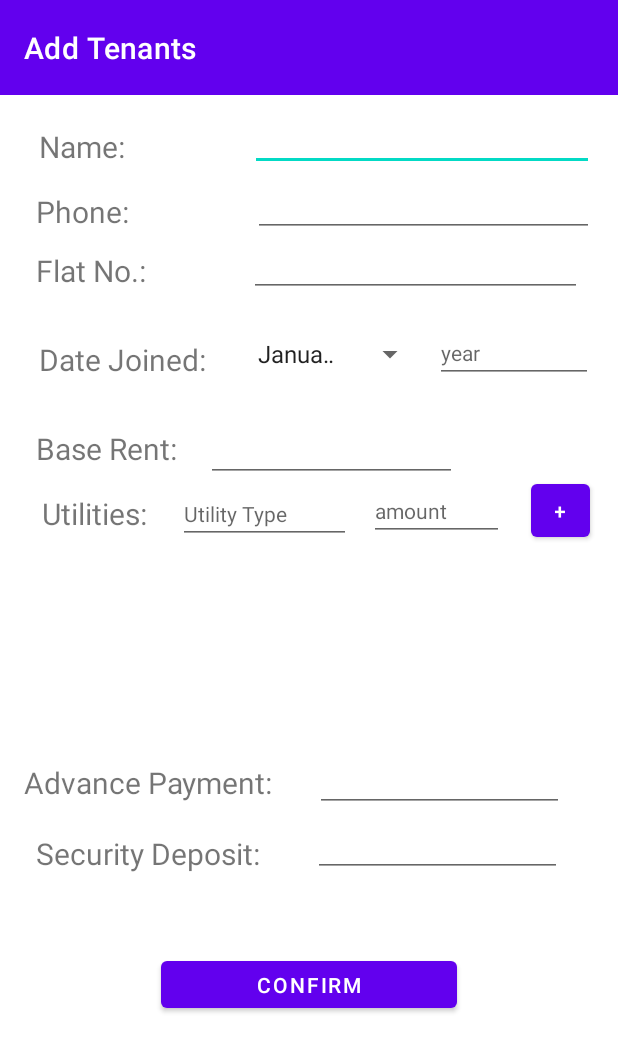
After one commit to mafu-rahman/Tenant-Management, an Android app: the layout add_tenant.xml on its own in the app's theme, with its tools: preview values and no code run, on a phone screen of 412 x 824 dp. The commit adds this screen. Shown: the top 1052 px of the screen. Run offline under Robolectric (Android 15) with nearby library versions, the phone set to English and light mode, and no system bars.

```diff
--- a/app/src/main/AndroidManifest.xml
+++ b/app/src/main/AndroidManifest.xml
@@ -10,7 +10,7 @@
         android:supportsRtl="true"
         android:theme="@style/Theme.TenantManagement">
         <activity
-            android:name=".MainActivity2"
+            android:name=".tenantViewMonthly"
             android:exported="false" />
         <activity
             android:name=".MainActivity"
--- a/app/src/main/java/com/tenantmanagement/app/MainActivity2.java
+++ b/app/src/main/java/com/tenantmanagement/app/tenantViewMonthly.java
@@ -4,11 +4,11 @@ import androidx.appcompat.app.AppCompatActivity;
 
 import android.os.Bundle;
 
-public class MainActivity2 extends AppCompatActivity {
+public class tenantViewMonthly extends AppCompatActivity {
 
     @Override
     protected void onCreate(Bundle savedInstanceState) {
         super.onCreate(savedInstanceState);
-        setContentView(R.layout.activity_main2);
+        setContentView(R.layout.activity_tenant_view_monthly);
     }
 }
--- a/app/src/main/java/model/Property.java
+++ b/app/src/main/java/model/Property.java
@@ -40,6 +40,10 @@ public class Property {
         return "Person not present.";
     }
 
+    public ArrayList<Person> getPerson(){
+        return this.person;
+    }
+
     public boolean isPersonPresent(Person p){
         for(int i=0; i<this.person.size(); i++){
             if(p == this.person.get(i))
--- a/app/src/main/res/layout/activity_main2.xml
+++ b/app/src/main/res/layout/activity_tenant_view_monthly.xml
@@ -4,6 +4,6 @@
     xmlns:tools="http://schemas.android.com/tools"
     android:layout_width="match_parent"
     android:layout_height="match_parent"
-    tools:context=".MainActivity2">
+    tools:context=".tenantViewMonthly">
 
 </androidx.constraintlayout.widget.ConstraintLayout>
--- /dev/null
+++ b/app/src/main/res/layout/add_tenant.xml
@@ -0,0 +1,278 @@
+<?xml version="1.0" encoding="utf-8"?>
+<androidx.constraintlayout.widget.ConstraintLayout xmlns:android="http://schemas.android.com/apk/res/android"
+    xmlns:app="http://schemas.android.com/apk/res-auto"
+    xmlns:tools="http://schemas.android.com/tools"
+    android:layout_width="match_parent"
+    android:layout_height="match_parent"
+    tools:context=".tenantList">
+
+    <androidx.appcompat.widget.Toolbar
+        android:id="@+id/toolbarTenant"
+        android:layout_width="412dp"
+        android:layout_height="63dp"
+        android:background="?attr/colorPrimary"
+        android:minHeight="?attr/actionBarSize"
+        android:theme="?attr/actionBarTheme"
+        app:layout_constraintEnd_toEndOf="parent"
+        app:layout_constraintHorizontal_bias="0.666"
+        app:layout_constraintStart_toStartOf="parent"
+        app:layout_constraintTop_toTopOf="parent"
+        app:title="Add Tenants" />
+
+    <TextView
+        android:id="@+id/textViewName"
+        android:layout_width="69dp"
+        android:layout_height="31dp"
+        android:layout_marginStart="24dp"
+        android:layout_marginTop="84dp"
+        android:text="Name:"
+        android:textSize="20sp"
+        app:layout_constraintEnd_toStartOf="@+id/inputTenantName"
+        app:layout_constraintHorizontal_bias="0.025"
+        app:layout_constraintStart_toStartOf="parent"
+        app:layout_constraintTop_toTopOf="parent" />
+
+    <TextView
+        android:id="@+id/textView4"
+        android:layout_width="wrap_content"
+        android:layout_height="wrap_content"
+        android:layout_marginStart="24dp"
+        android:layout_marginTop="12dp"
+        android:text="Phone:"
+        android:textSize="20sp"
+        app:layout_constraintEnd_toStartOf="@+id/inputTenantPhoneNumber"
+        app:layout_constraintHorizontal_bias="0.0"
+        app:layout_constraintStart_toStartOf="parent"
+        app:layout_constraintTop_toBottomOf="@+id/textViewName" />
+
+    <TextView
+        android:id="@+id/textView5"
+        android:layout_width="wrap_content"
+        android:layout_height="wrap_content"
+        android:layout_marginStart="24dp"
+        android:layout_marginTop="12dp"
+        android:text="Flat No.:"
+        android:textSize="20sp"
+        app:layout_constraintEnd_toStartOf="@+id/inputFlatNumber"
+        app:layout_constraintHorizontal_bias="0.0"
+        app:layout_constraintStart_toStartOf="parent"
+        app:layout_constraintTop_toBottomOf="@+id/textView4" />
+
+    <TextView
+        android:id="@+id/textView10"
+        android:layout_width="wrap_content"
+        android:layout_height="wrap_content"
+        android:layout_marginStart="24dp"
+        android:layout_marginTop="32dp"
+        android:text="Date Joined:"
+        android:textSize="20sp"
+        app:layout_constraintEnd_toStartOf="@+id/inputSpinnerMonth"
+        app:layout_constraintHorizontal_bias="0.068"
+        app:layout_constraintStart_toStartOf="parent"
+        app:layout_constraintTop_toBottomOf="@+id/textView5" />
+
+    <EditText
+        android:id="@+id/inputTenantName"
+        android:layout_width="229dp"
+        android:layout_height="42dp"
+        android:layout_marginTop="72dp"
+        android:layout_marginEnd="16dp"
+        android:ems="10"
+        android:inputType="textPersonName"
+        android:textSize="16sp"
+        app:layout_constraintEnd_toEndOf="parent"
+        app:layout_constraintTop_toTopOf="parent" />
+
+    <EditText
+        android:id="@+id/inputTenantPhoneNumber"
+        android:layout_width="227dp"
+        android:layout_height="44dp"
+        android:layout_marginEnd="16dp"
+        android:ems="10"
+        android:inputType="number"
+        android:textSize="16sp"
+        app:layout_constraintEnd_toEndOf="parent"
+        app:layout_constraintTop_toBottomOf="@+id/inputTenantName" />
+
+    <EditText
+        android:id="@+id/inputFlatNumber"
+        android:layout_width="222dp"
+        android:layout_height="40dp"
+        android:layout_marginEnd="24dp"
+        android:ems="10"
+        android:inputType="textPersonName"
+        android:textSize="16sp"
+        app:layout_constraintEnd_toEndOf="parent"
+        app:layout_constraintTop_toBottomOf="@+id/inputTenantPhoneNumber" />
+
+    <TextView
+        android:id="@+id/textView11"
+        android:layout_width="wrap_content"
+        android:layout_height="wrap_content"
+        android:layout_marginStart="24dp"
+        android:layout_marginTop="32dp"
+        android:text="Base Rent:"
+        android:textSize="20sp"
+        app:layout_constraintStart_toStartOf="parent"
+        app:layout_constraintTop_toBottomOf="@+id/textView10" />
+
+    <TextView
+        android:id="@+id/textView6"
+        android:layout_width="wrap_content"
+        android:layout_height="wrap_content"
+        android:layout_marginStart="28dp"
+        android:layout_marginTop="16dp"
+        android:text="Utilities:"
+        android:textSize="20sp"
+        app:layout_constraintEnd_toStartOf="@+id/inputUtilityType"
+        app:layout_constraintHorizontal_bias="0.0"
+        app:layout_constraintStart_toStartOf="parent"
+        app:layout_constraintTop_toBottomOf="@+id/textView11" />
+
+    <EditText
+        android:id="@+id/inputUtilityAmount"
+        android:layout_width="90dp"
+        android:layout_height="39dp"
+        android:layout_marginTop="68dp"
+        android:layout_marginEnd="76dp"
+        android:ems="10"
+        android:hint="amount"
+        android:inputType="numberDecimal"
+        android:textSize="14sp"
+        app:layout_constraintEnd_toEndOf="parent"
+        app:layout_constraintTop_toBottomOf="@+id/textView10" />
+
+    <ListView
+        android:id="@+id/listViewUtilities"
+        android:layout_width="394dp"
+        android:layout_height="108dp"
+        android:layout_marginTop="8dp"
+        app:layout_constraintEnd_toEndOf="parent"
+        app:layout_constraintHorizontal_bias="0.705"
+        app:layout_constraintStart_toStartOf="parent"
+        app:layout_constraintTop_toBottomOf="@+id/inputUtilityType" />
+
+    <EditText
+        android:id="@+id/inputUtilityType"
+        android:layout_width="115dp"
+        android:layout_height="38dp"
+        android:layout_marginTop="12dp"
+        android:layout_marginEnd="12dp"
+        android:ems="10"
+        android:hint="Utility Type"
+        android:inputType="textPersonName"
+        android:textSize="14sp"
+        app:layout_constraintEnd_toStartOf="@+id/inputUtilityAmount"
+        app:layout_constraintTop_toBottomOf="@+id/textView11" />
+
+    <Button
+        android:id="@+id/buttonAddUtility"
+        android:layout_width="39dp"
+        android:layout_height="47dp"
+        android:layout_marginTop="4dp"
+        android:text="+"
+        app:layout_constraintEnd_toEndOf="parent"
+        app:layout_constraintHorizontal_bias="0.484"
+        app:layout_constraintStart_toEndOf="@+id/inputUtilityAmount"
+        app:layout_constraintTop_toBottomOf="@+id/textView11" />
+
+    <TextView
+        android:id="@+id/textView13"
+        android:layout_width="wrap_content"
+        android:layout_height="wrap_content"
+        android:layout_marginStart="16dp"
+        android:layout_marginTop="508dp"
+        android:text="Advance Payment:"
+        android:textSize="20sp"
+        app:layout_constraintStart_toStartOf="parent"
+        app:layout_constraintTop_toTopOf="@+id/toolbarTenant" />
+
+    <TextView
+        android:id="@+id/textView14"
+        android:layout_width="wrap_content"
+        android:layout_height="wrap_content"
+        android:layout_marginStart="24dp"
+        android:layout_marginTop="20dp"
+        android:text="Security Deposit:"
+        android:textSize="20sp"
+        app:layout_constraintStart_toStartOf="parent"
+        app:layout_constraintTop_toBottomOf="@+id/textView13" />
+
+    <EditText
+        android:id="@+id/inputAdvancePayment"
+        android:layout_width="166dp"
+        android:layout_height="41dp"
+        android:layout_marginTop="500dp"
+        android:ems="10"
+        android:inputType="numberDecimal"
+        app:layout_constraintEnd_toEndOf="parent"
+        app:layout_constraintHorizontal_bias="0.437"
+        app:layout_constraintStart_toEndOf="@+id/textView13"
+        app:layout_constraintTop_toTopOf="parent" />
+
+    <EditText
+        android:id="@+id/inputSecurityPayment"
+        android:layout_width="166dp"
+        android:layout_height="43dp"
+        android:layout_marginStart="35dp"
+        android:layout_marginEnd="36dp"
+        android:ems="10"
+        android:inputType="numberDecimal"
+        app:layout_constraintBottom_toBottomOf="parent"
+        app:layout_constraintEnd_toEndOf="parent"
+        app:layout_constraintHorizontal_bias="0.0"
+        app:layout_constraintStart_toEndOf="@+id/textView14"
+        app:layout_constraintTop_toBottomOf="@+id/inputAdvancePayment"
+        app:layout_constraintVertical_bias="0.0" />
+
+    <Button
+        android:id="@+id/buttonConfirm"
+        android:layout_width="197dp"
+        android:layout_height="43dp"
+        android:layout_marginStart="107dp"
+        android:layout_marginTop="52dp"
+        android:layout_marginEnd="107dp"
+        android:text="Confirm"
+        app:layout_constraintEnd_toEndOf="parent"
+        app:layout_constraintHorizontal_bias="0.0"
+        app:layout_constraintStart_toStartOf="parent"
+        app:layout_constraintTop_toBottomOf="@+id/textView14" />
+
+    <EditText
+        android:id="@+id/inputYear"
+        android:layout_width="105dp"
+        android:layout_height="37dp"
+        android:layout_marginTop="24dp"
+        android:ems="10"
+        android:hint="year"
+        android:inputType="number"
+        android:textSize="14sp"
+        app:layout_constraintEnd_toEndOf="parent"
+        app:layout_constraintHorizontal_bias="0.272"
+        app:layout_constraintStart_toEndOf="@+id/inputSpinnerMonth"
+        app:layout_constraintTop_toBottomOf="@+id/textView5" />
+
+    <Spinner
+        android:id="@+id/inputSpinnerMonth"
+        android:layout_width="120dp"
+        android:layout_height="28dp"
+        android:layout_marginStart="164dp"
+        android:layout_marginTop="24dp"
+        android:entries="@array/months"
+        app:layout_constraintStart_toStartOf="parent"
+        app:layout_constraintTop_toBottomOf="@+id/inputFlatNumber" />
+
+    <EditText
+        android:id="@+id/inputBaseRent"
+        android:layout_width="167dp"
+        android:layout_height="44dp"
+        android:layout_marginTop="24dp"
+        android:ems="10"
+        android:inputType="numberDecimal"
+        android:textSize="14sp"
+        app:layout_constraintEnd_toEndOf="parent"
+        app:layout_constraintHorizontal_bias="0.561"
+        app:layout_constraintStart_toStartOf="parent"
+        app:layout_constraintTop_toBottomOf="@+id/textView10" />
+
+</androidx.constraintlayout.widget.ConstraintLayout>
--- /dev/null
+++ b/app/src/main/res/layout/tenant_monthly_details.xml
@@ -0,0 +1,6 @@
+<?xml version="1.0" encoding="utf-8"?>
+<androidx.constraintlayout.widget.ConstraintLayout xmlns:android="http://schemas.android.com/apk/res/android"
+    android:layout_width="match_parent"
+    android:layout_height="match_parent">
+
+</androidx.constraintlayout.widget.ConstraintLayout>
--- a/app/src/main/res/values/strings.xml
+++ b/app/src/main/res/values/strings.xml
@@ -1,4 +1,19 @@
 <resources>
     <string name="app_name">Tenant Management</string>
     <string name="properties">Properties</string>
+
+    <string-array name="months">
+        <item>January</item>
+        <item>February</item>
+        <item>March</item>
+        <item>April</item>
+        <item>May</item>
+        <item>June</item>
+        <item>July</item>
+        <item>August</item>
+        <item>September</item>
+        <item>October</item>
+        <item>November</item>
+        <item>December</item>
+    </string-array>
 </resources>
```
Also changed, not shown: app/src/main/java/com/tenantmanagement/app/MainActivity.java (+66 -12 lines), app/src/main/java/model/Tenant.java (+6 -1 lines), app/src/main/res/layout/activity_main.xml (+4 -18 lines), app/src/main/res/layout/tenant_list.xml (added, +43 -0 lines).
